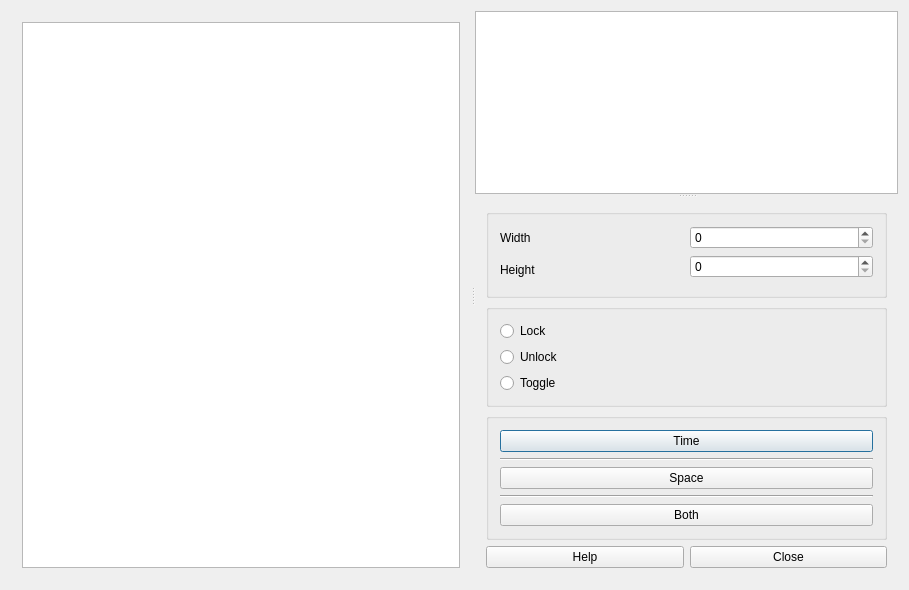
rodolforg/fet, file src/interface/timetableviewteacherstimehorizontalform_template.ui: the form before one commit.
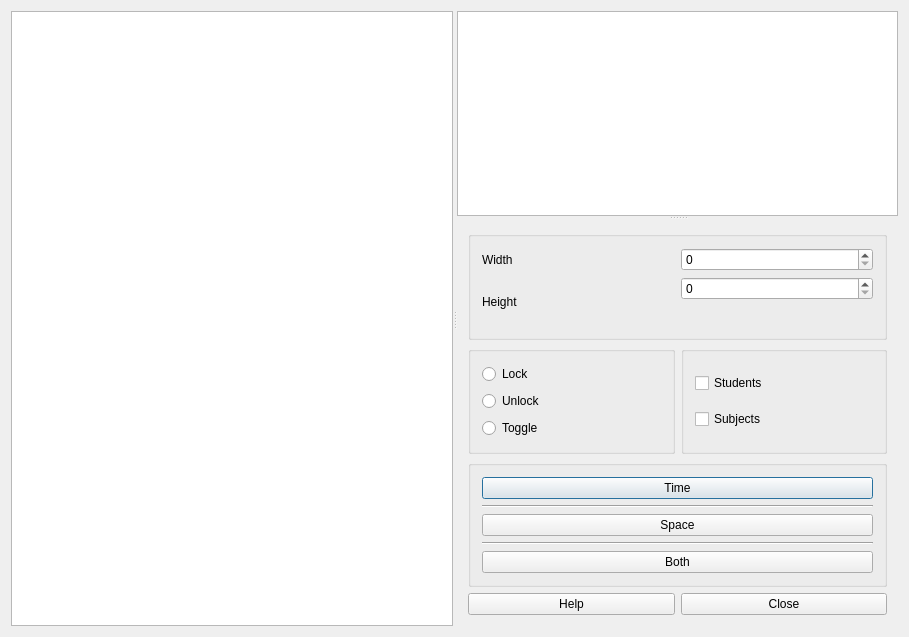
The form after the commit.

Commit message: add selection of info to show in time-horizontal timetable

What changed in the file:
```diff
--- a/src/interface/timetableviewteacherstimehorizontalform_template.ui
+++ b/src/interface/timetableviewteacherstimehorizontalform_template.ui
@@ -7,32 +7,26 @@
     <x>0</x>
     <y>0</y>
     <width>909</width>
-    <height>590</height>
+    <height>637</height>
    </rect>
   </property>
   <property name="windowTitle">
    <string extracomment="Title of dialog to view the teachers timetable">View teachers time horizontal timetable</string>
   </property>
-  <layout class="QGridLayout" name="gridLayout_2">
+  <layout class="QGridLayout" name="gridLayout_4">
    <item row="0" column="0">
     <widget class="QSplitter" name="horizontalSplitter">
      <property name="orientation">
       <enum>Qt::Horizontal</enum>
      </property>
-     <widget class="QWidget" name="layoutWidget2">
-      <layout class="QVBoxLayout" name="verticalLayout">
-       <item>
         <widget class="QTableWidget" name="teachersTimetableTable"/>
-       </item>
-      </layout>
-     </widget>
      <widget class="QSplitter" name="verticalSplitter">
       <property name="orientation">
        <enum>Qt::Vertical</enum>
       </property>
       <widget class="QPlainTextEdit" name="detailsTextEdit"/>
-      <widget class="QWidget" name="layoutWidget">
-       <layout class="QVBoxLayout" name="verticalLayout_2">
+      <widget class="QWidget" name="">
+       <layout class="QVBoxLayout" name="verticalLayout">
         <item>
          <widget class="QGroupBox" name="groupBox_3">
           <property name="title">
@@ -63,26 +57,28 @@
          </widget>
         </item>
         <item>
+         <layout class="QHBoxLayout" name="horizontalLayout">
+          <item>
          <widget class="QGroupBox" name="groupBox_2">
           <property name="title">
            <string/>
           </property>
-          <layout class="QVBoxLayout" name="verticalLayout_3">
-           <item>
+            <layout class="QGridLayout" name="gridLayout_3">
+             <item row="0" column="0">
             <widget class="QRadioButton" name="lockRadioButton">
              <property name="text">
               <string>Lock</string>
              </property>
             </widget>
            </item>
-           <item>
+             <item row="1" column="0">
             <widget class="QRadioButton" name="unlockRadioButton">
              <property name="text">
               <string>Unlock</string>
              </property>
             </widget>
            </item>
-           <item>
+             <item row="2" column="0">
             <widget class="QRadioButton" name="toggleRadioButton">
              <property name="text">
               <string>Toggle</string>
@@ -91,6 +87,31 @@
            </item>
           </layout>
          </widget>
+          </item>
+          <item>
+           <widget class="QGroupBox" name="groupBox_4">
+            <property name="title">
+             <string/>
+            </property>
+            <layout class="QGridLayout" name="gridLayout_2">
+             <item row="1" column="0">
+              <widget class="QCheckBox" name="studentsCheckBox">
+               <property name="text">
+                <string>Students</string>
+               </property>
+              </widget>
+             </item>
+             <item row="2" column="0">
+              <widget class="QCheckBox" name="subjectsCheckBox">
+               <property name="text">
+                <string>Subjects</string>
+               </property>
+              </widget>
+             </item>
+            </layout>
+           </widget>
+          </item>
+         </layout>
         </item>
         <item>
          <widget class="QGroupBox" name="groupBox">
```
Lines whose indentation alone changed are shown as unchanged. The commit also changes 3 other files.
